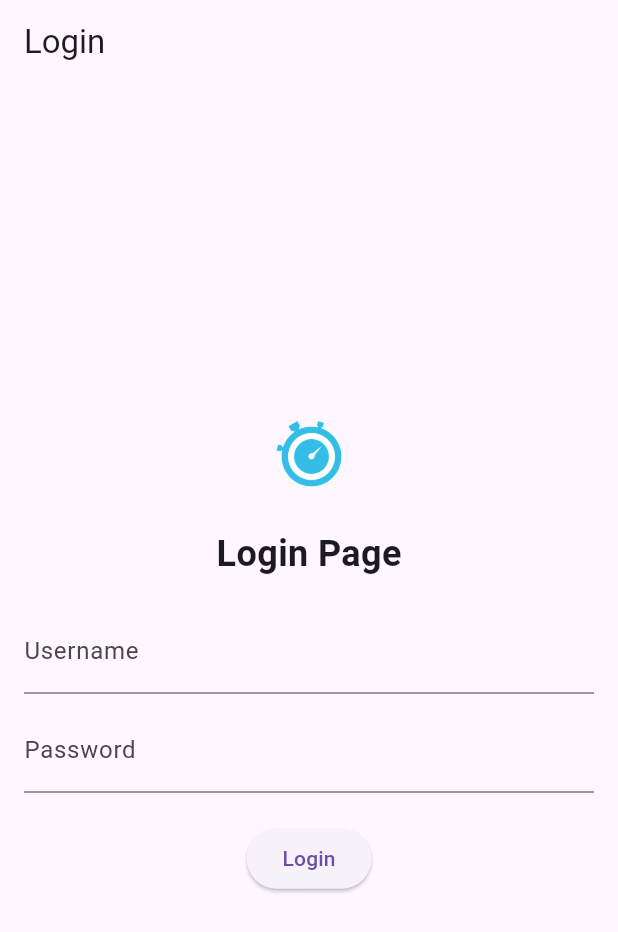
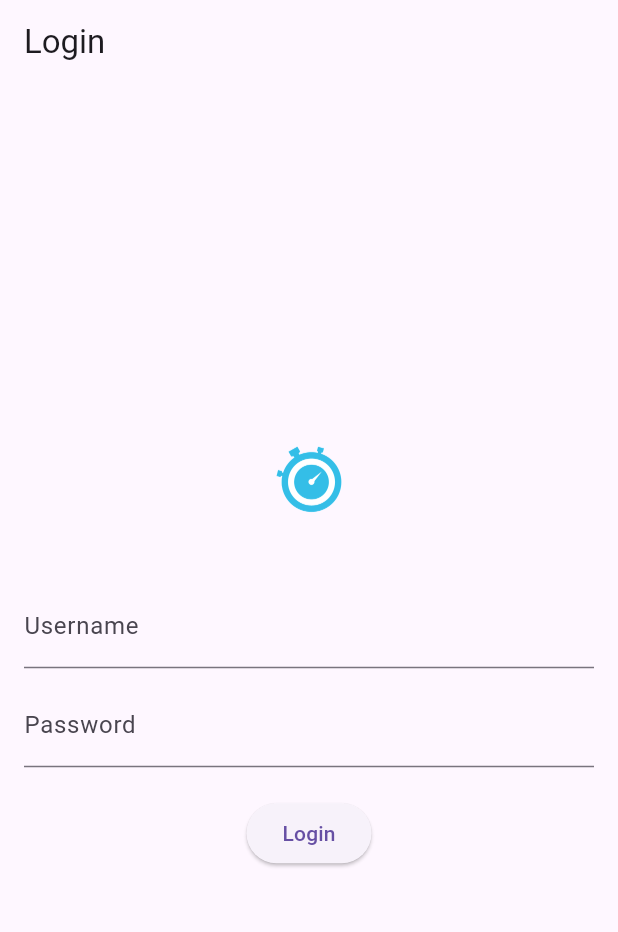
Before and after one commit to ioak-dev/fortuna-mobile, a Flutter app: the screen it shows after launch, on a phone screen of 412 x 824 dp. Shown: the top 932 px of the screen. Run offline on Flutter 3.47's test engine with Material 2 defaults, Android fonts, the phone set to English and light mode, and no system bars; our stand-ins replace animated_text_kit, bloc, equatable, flutter_bloc, flutter_colorpicker, flutter_spinkit and 6 more; missing offline and left inert: dart:ffi; accounts and stored records are empty.

Commit message:
login page updates

```diff
--- a/lib/dashboard/login_page.dart
+++ b/lib/dashboard/login_page.dart
@@ -158,10 +158,10 @@ class _LoginPageState extends State<LoginPage> {
             mainAxisAlignment: MainAxisAlignment.center,
             children: [
               Image.asset("images/logo.png", height: 100, width: 100,),
-              Text(
-                'Login Page',
-                style: TextStyle(fontSize: 24, fontWeight: FontWeight.bold),
-              ),
+              // Text(
+              //   'Login Page',
+              //   style: TextStyle(fontSize: 24, fontWeight: FontWeight.bold),
+              // ),
               SizedBox(height: 20),
               TextField(
                 controller: _usernameController,
```
